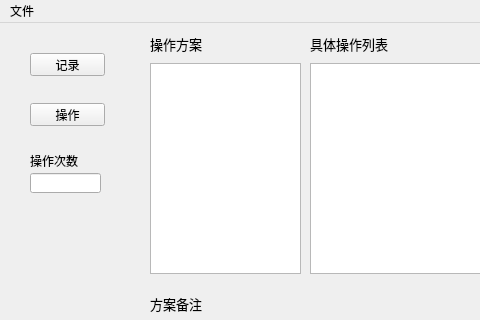
yuqtj/SimulationOP, file RecordOp/RecordOp.ui: the form before one commit; both pictures show x 0 to 480 and y 0 to 320 of the 764 by 422 pixel window.
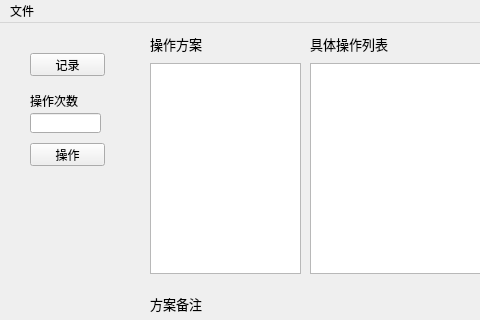
The form after the commit. Custom widgets are drawn as their Qt base class.

The edit to the form file:
```diff
--- a/RecordOp/RecordOp.ui
+++ b/RecordOp/RecordOp.ui
@@ -31,7 +31,7 @@
     <property name="geometry">
      <rect>
       <x>30</x>
-      <y>80</y>
+      <y>120</y>
       <width>75</width>
       <height>23</height>
      </rect>
@@ -44,7 +44,7 @@
     <property name="geometry">
      <rect>
       <x>30</x>
-      <y>150</y>
+      <y>90</y>
       <width>71</width>
       <height>20</height>
      </rect>
@@ -54,7 +54,7 @@
     <property name="geometry">
      <rect>
       <x>30</x>
-      <y>130</y>
+      <y>70</y>
       <width>81</width>
       <height>16</height>
      </rect>
```
